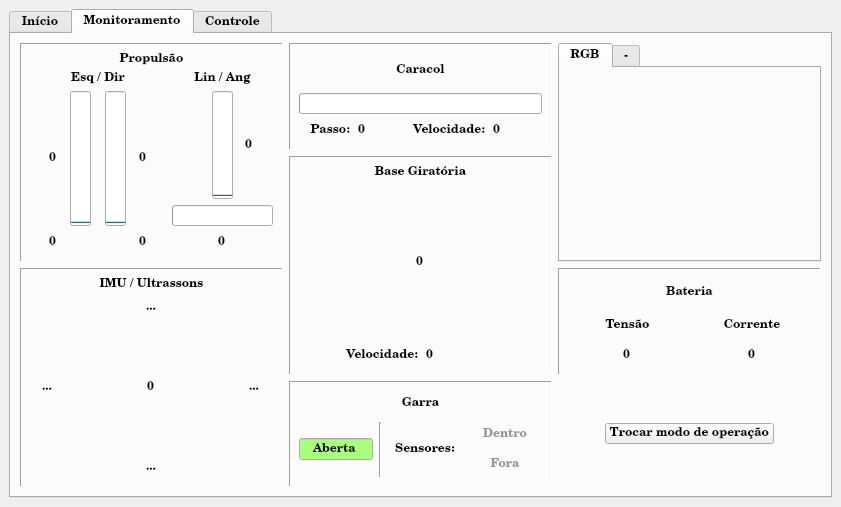
Above: autoboat_ws/src/telemetria/ui/main_window.ui from UFMG-Autobotz/Autoboat before the change. Below: the same form after it.
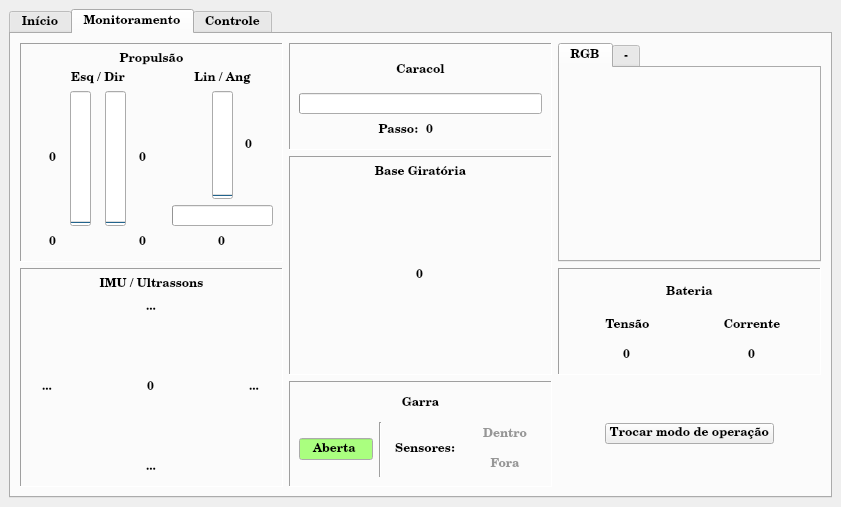
That is the form after the change. The open tabs and pages were chosen to show the change. Icons and pictures are not drawn.

```diff
--- a/autoboat_ws/src/telemetria/ui/main_window.ui
+++ b/autoboat_ws/src/telemetria/ui/main_window.ui
@@ -35,7 +35,7 @@
     <item row="1" column="0">
      <widget class="QTabWidget" name="abas">
       <property name="currentIndex">
-       <number>2</number>
+       <number>1</number>
       </property>
       <property name="movable">
        <bool>true</bool>
@@ -1287,78 +1287,6 @@
            <enum>QFrame::Sunken</enum>
           </property>
           <layout class="QGridLayout" name="layout_base">
-           <item row="3" column="1">
-            <widget class="QLineEdit" name="painel_base_vel">
-             <property name="sizePolicy">
-              <sizepolicy hsizetype="Ignored" vsizetype="Fixed">
-               <horstretch>1</horstretch>
-               <verstretch>0</verstretch>
-              </sizepolicy>
-             </property>
-             <property name="palette">
-              <palette>
-               <active>
-                <colorrole role="Base">
-                 <brush brushstyle="SolidPattern">
-                  <color alpha="0">
-                   <red>255</red>
-                   <green>255</green>
-                   <blue>255</blue>
-                  </color>
-                 </brush>
-                </colorrole>
-               </active>
-               <inactive>
-                <colorrole role="Base">
-                 <brush brushstyle="SolidPattern">
-                  <color alpha="0">
-                   <red>255</red>
-                   <green>255</green>
-                   <blue>255</blue>
-                  </color>
-                 </brush>
-                </colorrole>
-               </inactive>
-               <disabled>
-                <colorrole role="Base">
-                 <brush brushstyle="SolidPattern">
-                  <color alpha="255">
-                   <red>239</red>
-                   <green>235</green>
-                   <blue>231</blue>
-                  </color>
-                 </brush>
-                </colorrole>
-               </disabled>
-              </palette>
-             </property>
-             <property name="text">
-              <string>0</string>
-             </property>
-             <property name="frame">
-              <bool>false</bool>
-             </property>
-             <property name="readOnly">
-              <bool>true</bool>
-             </property>
-            </widget>
-           </item>
-           <item row="3" column="0">
-            <widget class="QLabel" name="label_26">
-             <property name="sizePolicy">
-              <sizepolicy hsizetype="Preferred" vsizetype="Preferred">
-               <horstretch>1</horstretch>
-               <verstretch>0</verstretch>
-              </sizepolicy>
-             </property>
-             <property name="text">
-              <string>Velocidade:</string>
-             </property>
-             <property name="alignment">
-              <set>Qt::AlignRight|Qt::AlignTrailing|Qt::AlignVCenter</set>
-             </property>
-            </widget>
-           </item>
            <item row="1" column="0" colspan="2">
             <widget class="QLineEdit" name="painel_base">
              <property name="sizePolicy">
@@ -1781,62 +1709,6 @@
            <enum>QFrame::Sunken</enum>
           </property>
           <layout class="QGridLayout" name="gridLayout_15">
-           <item row="3" column="3">
-            <widget class="QLineEdit" name="painel_caracol_vel">
-             <property name="sizePolicy">
-              <sizepolicy hsizetype="Ignored" vsizetype="Fixed">
-               <horstretch>1</horstretch>
-               <verstretch>0</verstretch>
-              </sizepolicy>
-             </property>
-             <property name="palette">
-              <palette>
-               <active>
-                <colorrole role="Base">
-                 <brush brushstyle="SolidPattern">
-                  <color alpha="0">
-                   <red>255</red>
-                   <green>255</green>
-                   <blue>255</blue>
-                  </color>
-                 </brush>
-                </colorrole>
-               </active>
-               <inactive>
-                <colorrole role="Base">
-                 <brush brushstyle="SolidPattern">
-                  <color alpha="0">
-                   <red>255</red>
-                   <green>255</green>
-                   <blue>255</blue>
-                  </color>
-                 </brush>
-                </colorrole>
-               </inactive>
-               <disabled>
-                <colorrole role="Base">
-                 <brush brushstyle="SolidPattern">
-                  <color alpha="255">
-                   <red>239</red>
-                   <green>235</green>
-                   <blue>231</blue>
-                  </color>
-                 </brush>
-                </colorrole>
-               </disabled>
-              </palette>
-             </property>
-             <property name="text">
-              <string>0</string>
-             </property>
-             <property name="frame">
-              <bool>false</bool>
-             </property>
-             <property name="readOnly">
-              <bool>true</bool>
-             </property>
-            </widget>
-           </item>
            <item row="3" column="1">
             <widget class="QLineEdit" name="painel_caracol">
              <property name="sizePolicy">
@@ -1893,22 +1765,6 @@
              </property>
             </widget>
            </item>
-           <item row="3" column="2">
-            <widget class="QLabel" name="label_24">
-             <property name="sizePolicy">
-              <sizepolicy hsizetype="Preferred" vsizetype="Preferred">
-               <horstretch>1</horstretch>
-               <verstretch>0</verstretch>
-              </sizepolicy>
-             </property>
-             <property name="text">
-              <string>Velocidade:</string>
-             </property>
-             <property name="alignment">
-              <set>Qt::AlignRight|Qt::AlignTrailing|Qt::AlignVCenter</set>
-             </property>
-            </widget>
-           </item>
            <item row="3" column="0">
             <widget class="QLabel" name="label_25">
              <property name="sizePolicy">
@@ -1925,7 +1781,7 @@
              </property>
             </widget>
            </item>
-           <item row="1" column="0" colspan="4">
+           <item row="1" column="0" colspan="2">
             <widget class="QProgressBar" name="barra_caracol">
              <property name="sizePolicy">
               <sizepolicy hsizetype="Expanding" vsizetype="Fixed">
@@ -1941,7 +1797,7 @@
              </property>
             </widget>
            </item>
-           <item row="0" column="0" colspan="4">
+           <item row="0" column="0" colspan="2">
             <widget class="QLabel" name="label_22">
              <property name="sizePolicy">
               <sizepolicy hsizetype="Preferred" vsizetype="Preferred">
```
